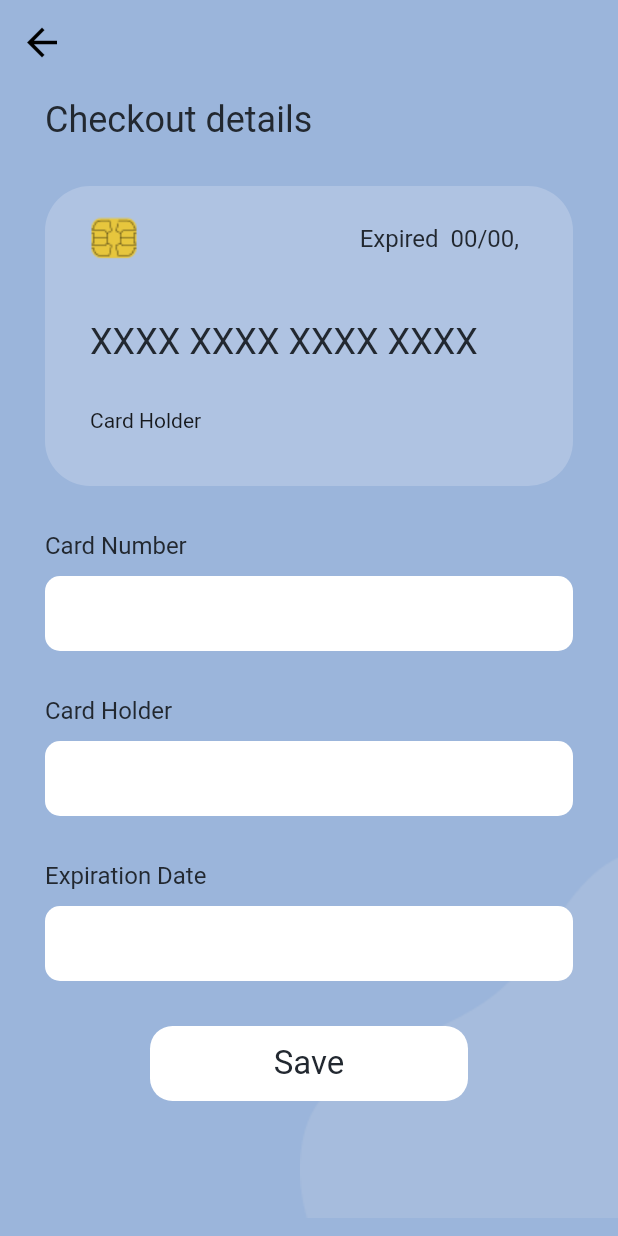
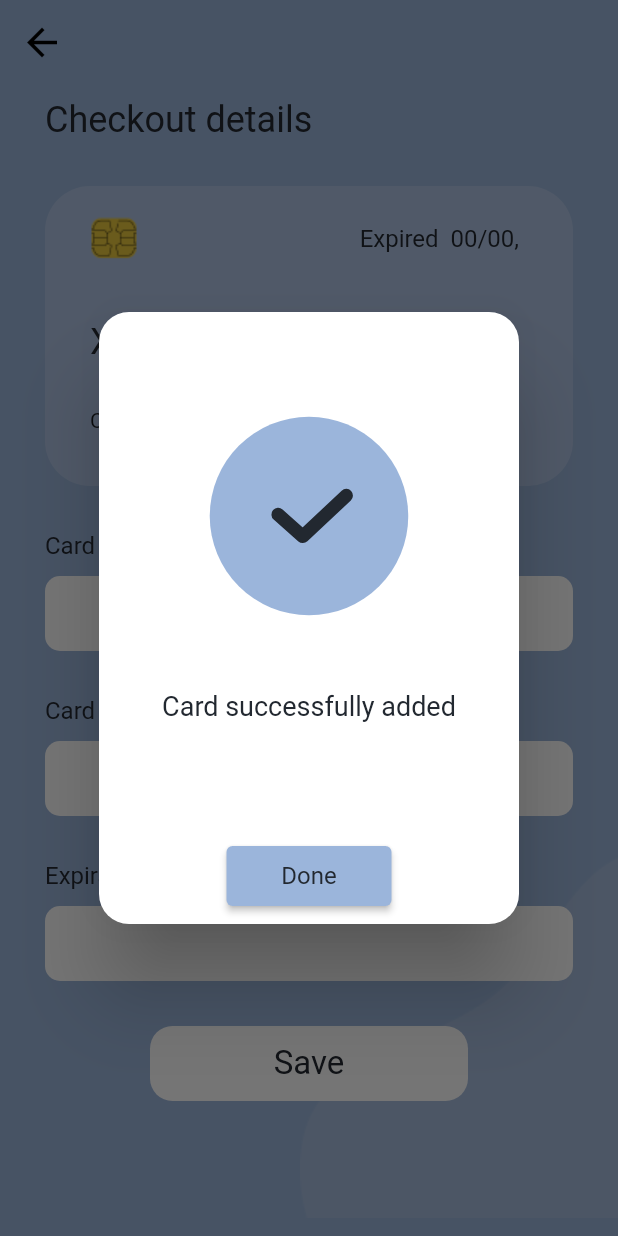
Before and after one commit to NodirbekRasuljonov/creditcardui, a Flutter app: the screen it shows after launch, after a tap on "Save", on a phone screen of 412 x 824 dp. Run offline on Flutter 3.47's test engine with Material 2 defaults, Android fonts, the phone set to English and light mode, and no system bars; our stand-ins replace lottie, mask_text_input_formatter.

Commit message:
added animation for desicion of procces

```diff
--- a/lib/page/home_page.dart
+++ b/lib/page/home_page.dart
@@ -1,4 +1,5 @@
 import 'package:flutter/material.dart';
+import 'package:lottie/lottie.dart';
 import 'package:paymentcardui/colors/color_const.dart';
 import 'package:mask_text_input_formatter/mask_text_input_formatter.dart';
 
@@ -107,7 +108,21 @@ class _HomePageState extends State<HomePage> {
                     space(),
                     cardHolder(),
                     space(),
-                    SizedBox(
+                    expiration(),
+                    space(),
+                    saveCard(),
+                  ],
+                ),
+              ),
+            ),
+          ],
+        ),
+      ),
+    );
+  }
+
+  SizedBox expiration() {
+    return SizedBox(
       height: 80.0,
       width: 360.0,
       child: Column(
@@ -138,8 +153,7 @@ class _HomePageState extends State<HomePage> {
               controller: expirationController,
               decoration: InputDecoration(
                 focusedBorder: OutlineInputBorder(
-                                  borderSide: const BorderSide(
-                                      color: Colors.transparent),
+                  borderSide: const BorderSide(color: Colors.transparent),
                   borderRadius: BorderRadius.circular(10.0),
                 ),
                 enabledBorder: OutlineInputBorder(
@@ -155,14 +169,59 @@ class _HomePageState extends State<HomePage> {
           )
         ],
       ),
+    );
+  }
+
+  GestureDetector saveCard() {
+    return GestureDetector(
+      onTap: () {
+        showDialog(
+            barrierDismissible: false,
+            context: context,
+            builder: (context) {
+              return AlertDialog(
+                shape: RoundedRectangleBorder(
+                  borderRadius: BorderRadius.circular(20.0),
                 ),
-                    space(),
-                    GestureDetector(
-                      onTap: () {
-                        debugPrint("kechagina oqshomlar");
-                        setState(() {
+                content: SizedBox(
+                  height: 300.0,
+                  child: Column(
+                    children: [
+                      Lottie.asset(
+                        "assets/lottie/done.json",
+                        repeat: false,
+                      ),
+                      Text(
+                        "Card successfully added",
+                        style: TextStyle(
+                          color: ColorConst.kTextColor,
+                          fontSize: 18.0,
+                        ),
+                      ),
+                    ],
+                  ),
+                ),
+                actionsAlignment: MainAxisAlignment.center,
+                actions: [
+                  ElevatedButton(
+                    style: ElevatedButton.styleFrom(
+                        backgroundColor: ColorConst.kBackgroundColor,
+                        fixedSize: Size(110.0, 40.0)),
+                    onPressed: () {
+                      Navigator.pop(context);
+                    },
+                    child: Text(
+                      "Done",
+                      style: TextStyle(
+                        color: ColorConst.kTextColor,
+                        fontSize: 16.0,
+                        fontWeight: FontWeight.w400,
+                      ),
+                    ),
+                  )
+                ],
+              );
             });
-                        print(cardType);
       },
       child: Padding(
         padding: const EdgeInsets.symmetric(horizontal: 70.0),
@@ -182,14 +241,6 @@ class _HomePageState extends State<HomePage> {
               fontWeight: FontWeight.w400,
             ),
           ),
-                        ),
-                      ),
-                    ),
-                  ],
-                ),
-              ),
-            ),
-          ],
         ),
       ),
     );
--- a/pubspec.yaml
+++ b/pubspec.yaml
@@ -36,6 +36,7 @@ dependencies:
   # Use with the CupertinoIcons class for iOS style icons.
   cupertino_icons: ^1.0.2
   mask_text_input_formatter: ^2.4.0
+  lottie: ^2.3.2
 
 
 dev_dependencies:
@@ -64,6 +65,7 @@ flutter:
   assets:
     - assets/icons/
     - assets/images/
+    - assets/lottie/
 
   # An image asset can refer to one or more resolution-specific "variants", see
   # https://flutter.dev/assets-and-images/#resolution-aware
```
Also changed, not shown: assets/lottie/done.json (added, +1 -0 lines), pubspec.lock. Lines whose indentation alone changed are shown as unchanged.
